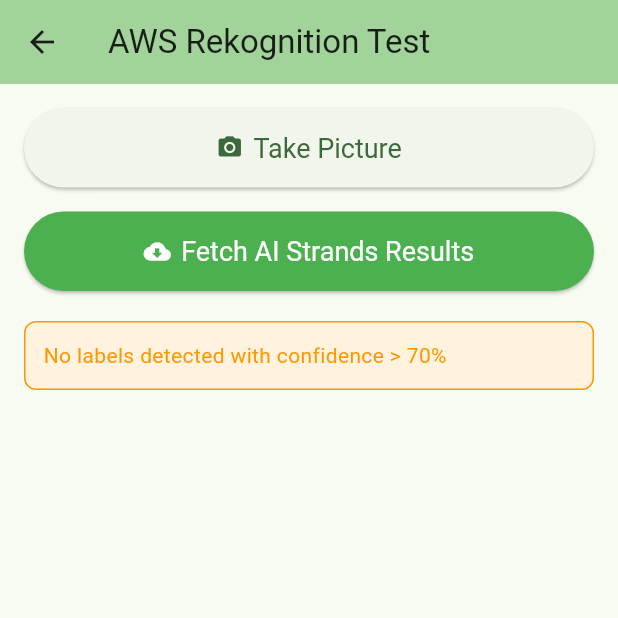
After one commit to AamirAbatiyow/agri-vision, a Flutter app: the RekognitionTestPage screen opened directly, after a tap on "Take Picture", on a phone screen of 412 x 824 dp, the top half of it. The commit adds this screen. Run offline on Flutter 3.47's test engine with Material 3 defaults, Android fonts, the phone set to English and light mode, and no system bars; our stand-ins replace font_awesome_flutter, geolocator, image_picker.

Commit message:
Integrated some backend into UI

```diff
--- /dev/null
+++ b/agri_vision/lib/experiments/rekognition_test_standalone.dart
@@ -0,0 +1,386 @@
+import 'dart:io';
+import 'package:flutter/material.dart';
+import 'package:image_picker/image_picker.dart';
+import 'package:http/http.dart' as http;
+import 'dart:convert';
+
+void main() {
+  runApp(const MyApp());
+}
+
+class MyApp extends StatelessWidget {
+  const MyApp({super.key});
+
+  @override
+  Widget build(BuildContext context) {
+    return MaterialApp(
+      title: 'AWS Rekognition Test',
+      theme: ThemeData(
+        colorScheme: ColorScheme.fromSeed(seedColor: Colors.blue),
+        useMaterial3: true,
+      ),
+      home: const RekognitionTestPage(),
+    );
+  }
+}
+
+class RekognitionTestPage extends StatefulWidget {
+  const RekognitionTestPage({super.key});
+
+  @override
+  State<RekognitionTestPage> createState() => _RekognitionTestPageState();
+}
+
+class _RekognitionTestPageState extends State<RekognitionTestPage> {
+  File? _imageFile;
+  List<dynamic>? _labels;
+  dynamic _customLabels; // keep dynamic to handle Map or List
+  bool _isLoading = false;
+  String? _errorMessage;
+  final ImagePicker _picker = ImagePicker();
+
+  static const String backendUrl = 'http://10.102.96.77:8000';
+
+  // --- Helper to safely get _customLabels as a Map ---
+  Map<String, dynamic> get customLabelsSafe {
+    if (_customLabels == null) return {};
+    if (_customLabels is Map<String, dynamic>) return _customLabels;
+    if (_customLabels is List && (_customLabels as List).isNotEmpty) {
+      final first = (_customLabels as List).first;
+      if (first is Map<String, dynamic>) return first;
+    }
+    return {};
+  }
+
+  Future<void> _takePicture() async {
+    try {
+      setState(() {
+        _errorMessage = null;
+        _labels = null;
+        _customLabels = null;
+      });
+
+      final XFile? photo = await _picker.pickImage(
+        source: ImageSource.camera,
+        maxWidth: 1920,
+        maxHeight: 1080,
+        imageQuality: 85,
+      );
+
+      if (photo == null) return;
+
+      setState(() {
+        _imageFile = File(photo.path);
+        _isLoading = true;
+      });
+
+      await _uploadImage(File(photo.path));
+    } catch (e) {
+      setState(() {
+        _errorMessage = 'Error taking picture: $e';
+        _isLoading = false;
+      });
+    }
+  }
+
+  Future<void> _uploadImage(File imageFile) async {
+    try {
+      var request = http.MultipartRequest(
+        'POST',
+        Uri.parse('$backendUrl/analyze'),
+      );
+      request.files.add(
+        await http.MultipartFile.fromPath('image', imageFile.path),
+      );
+      var streamedResponse = await request.send();
+      var response = await http.Response.fromStream(streamedResponse);
+
+      if (response.statusCode != 200) {
+        setState(() {
+          _isLoading = false;
+          _errorMessage = 'Error analyzing image: ${response.body}';
+        });
+        return;
+      }
+
+      // Fetch results JSON
+      var resultsResponse = await http.get(Uri.parse('$backendUrl/results'));
+
+      setState(() => _isLoading = false);
+
+      if (resultsResponse.statusCode == 200) {
+        final jsonResponse = json.decode(resultsResponse.body);
+        setState(() {
+          _labels = jsonResponse['labels'] ?? [];
+          _errorMessage = null;
+        });
+      } else {
+        setState(() {
+          _errorMessage =
+              'Error fetching results: ${resultsResponse.statusCode}\n${resultsResponse.body}';
+        });
+      }
+    } catch (e) {
+      setState(() {
+        _isLoading = false;
+        _errorMessage =
+            'Error uploading image: $e\nMake sure the Flask server is running on $backendUrl';
+      });
+    }
+  }
+
+  Future<void> _fetchAIStrandsResults() async {
+    setState(() {
+      _isLoading = true;
+      _errorMessage = null;
+      _customLabels = null;
+    });
+
+    try {
+      final response = await http.get(Uri.parse('$backendUrl/ai_results'));
+      setState(() => _isLoading = false);
+
+      if (response.statusCode == 200) {
+        final jsonResponse = json.decode(response.body);
+        // Normalize to Map safely
+        setState(() {
+          _customLabels = jsonResponse['results'] ?? jsonResponse;
+        });
+      } else {
+        setState(() {
+          _errorMessage =
+              'Error fetching AI Strands JSON: ${response.statusCode}\n${response.body}';
+        });
+      }
+    } catch (e) {
+      setState(() {
+        _isLoading = false;
+        _errorMessage = 'Error: $e';
+      });
+    }
+  }
+
+  @override
+  Widget build(BuildContext context) {
+    final safeCustomLabels = customLabelsSafe;
+    final treatmentList = <String>[];
+    final rawTreatments = safeCustomLabels['treatment'];
+    if (rawTreatments is List)
+      treatmentList.addAll(rawTreatments.map((e) => e.toString()));
+    else if (rawTreatments is String)
+      treatmentList.add(rawTreatments);
+
+    return Scaffold(
+      appBar: AppBar(
+        backgroundColor: Theme.of(context).colorScheme.inversePrimary,
+        title: const Text('AWS Rekognition Test'),
+      ),
+      body: SingleChildScrollView(
+        padding: const EdgeInsets.all(16),
+        child: Column(
+          crossAxisAlignment: CrossAxisAlignment.stretch,
+          children: [
+            // Take Picture Button
+            ElevatedButton.icon(
+              onPressed: _isLoading ? null : _takePicture,
+              icon: const Icon(Icons.camera_alt),
+              label: const Text('Take Picture'),
+              style: ElevatedButton.styleFrom(
+                padding: const EdgeInsets.all(16),
+                textStyle: const TextStyle(fontSize: 18),
+              ),
+            ),
+            const SizedBox(height: 16),
+
+            // Fetch AI Strands Button
+            ElevatedButton.icon(
+              onPressed: _isLoading ? null : _fetchAIStrandsResults,
+              icon: const Icon(Icons.cloud_download),
+              label: const Text('Fetch AI Strands Results'),
+              style: ElevatedButton.styleFrom(
+                backgroundColor: Colors.green,
+                foregroundColor: Colors.white,
+                padding: const EdgeInsets.all(16),
+                textStyle: const TextStyle(fontSize: 18),
+              ),
+            ),
+            const SizedBox(height: 20),
+
+            // Captured Image
+            if (_imageFile != null) ...[
+              const Text(
+                'Captured Image:',
+                style: TextStyle(fontSize: 18, fontWeight: FontWeight.bold),
+              ),
+              const SizedBox(height: 10),
+              ClipRRect(
+                borderRadius: BorderRadius.circular(8),
+                child: Image.file(_imageFile!, fit: BoxFit.contain),
+              ),
+              const SizedBox(height: 20),
+            ],
+
+            // Loading
+            if (_isLoading)
+              const Center(
+                child: Column(
+                  children: [
+                    CircularProgressIndicator(),
+                    SizedBox(height: 10),
+                    Text('Analyzing image...'),
+                  ],
+                ),
+              ),
+
+            // Error
+            if (_errorMessage != null)
+              Container(
+                padding: const EdgeInsets.all(12),
+                decoration: BoxDecoration(
+                  color: Colors.red.shade50,
+                  border: Border.all(color: Colors.red),
+                  borderRadius: BorderRadius.circular(8),
+                ),
+                child: Text(
+                  _errorMessage!,
+                  style: const TextStyle(color: Colors.red),
+                ),
+              ),
+
+            // AI Strands Results
+            if (safeCustomLabels.isNotEmpty) ...[
+              const Text(
+                'AI Strands Results:',
+                style: TextStyle(fontSize: 18, fontWeight: FontWeight.bold),
+              ),
+              const SizedBox(height: 10),
+              Container(
+                padding: const EdgeInsets.all(12),
+                decoration: BoxDecoration(
+                  color: Colors.purple.shade50,
+                  borderRadius: BorderRadius.circular(8),
+                  border: Border.all(color: Colors.purple.shade200),
+                ),
+                child: Column(
+                  crossAxisAlignment: CrossAxisAlignment.start,
+                  children: [
+                    Text(
+                      'Disease: ${safeCustomLabels['disease'] ?? "N/A"}',
+                      style: const TextStyle(
+                        fontWeight: FontWeight.bold,
+                        fontSize: 16,
+                      ),
+                    ),
+                    const SizedBox(height: 6),
+                    Text(
+                      'Cause: ${safeCustomLabels['cause'] ?? "N/A"}',
+                      style: const TextStyle(fontSize: 14),
+                    ),
+                    const SizedBox(height: 6),
+                    Text(
+                      'Symptoms: ${safeCustomLabels['symptoms'] ?? "N/A"}',
+                      style: const TextStyle(fontSize: 14),
+                    ),
+                    const SizedBox(height: 10),
+                    const Text(
+                      'Top Treatments:',
+                      style: TextStyle(
+                        fontWeight: FontWeight.bold,
+                        fontSize: 16,
+                      ),
+                    ),
+                    const SizedBox(height: 6),
+                    if (treatmentList.isNotEmpty)
+                      for (var t in treatmentList)
+                        Text('• $t', style: const TextStyle(fontSize: 14))
+                    else
+                      const Text(
+                        'No treatments available',
+                        style: TextStyle(fontSize: 14),
+                      ),
+                  ],
+                ),
+              ),
+              const SizedBox(height: 20),
+            ],
+
+            // Standard Labels
+            if (_labels != null && _labels!.isNotEmpty) ...[
+              const Text(
+                'Standard Labels:',
+                style: TextStyle(fontSize: 18, fontWeight: FontWeight.bold),
+              ),
+              const SizedBox(height: 10),
+              Container(
+                decoration: BoxDecoration(
+                  color: Colors.blue.shade50,
+                  borderRadius: BorderRadius.circular(8),
+                  border: Border.all(color: Colors.blue.shade200),
+                ),
+                child: ListView.separated(
+                  shrinkWrap: true,
+                  physics: const NeverScrollableScrollPhysics(),
+                  itemCount: _labels!.length,
+                  separatorBuilder: (context, index) => const Divider(),
+                  itemBuilder: (context, index) {
+                    final label = _labels![index];
+                    if (label is Map) {
+                      return ListTile(
+                        leading: CircleAvatar(
+                          backgroundColor: Colors.blue,
+                          child: Text(
+                            '${index + 1}',
+                            style: const TextStyle(color: Colors.white),
+                          ),
+                        ),
+                        title: Text(
+                          label['name'] ?? 'N/A',
+                          style: const TextStyle(
+                            fontWeight: FontWeight.bold,
+                            fontSize: 16,
+                          ),
+                        ),
+                        trailing: Container(
+                          padding: const EdgeInsets.symmetric(
+                            horizontal: 12,
+                            vertical: 6,
+                          ),
+                          decoration: BoxDecoration(
+                            color: Colors.green,
+                            borderRadius: BorderRadius.circular(12),
+                          ),
+                          child: Text(
+                            '${label['confidence'] ?? 0}%',
+                            style: const TextStyle(
+                              color: Colors.white,
+                              fontWeight: FontWeight.bold,
+                            ),
+                          ),
+                        ),
+                      );
+                    }
+                    return const SizedBox.shrink();
+                  },
+                ),
+              ),
+            ],
+
+            if (_labels == null || _labels!.isEmpty)
+              Container(
+                padding: const EdgeInsets.all(12),
+                decoration: BoxDecoration(
+                  color: Colors.orange.shade50,
+                  border: Border.all(color: Colors.orange),
+                  borderRadius: BorderRadius.circular(8),
+                ),
+                child: const Text(
+                  'No labels detected with confidence > 70%',
+                  style: TextStyle(color: Colors.orange),
+                ),
+              ),
+          ],
+        ),
+      ),
+    );
+  }
+}
```
Also changed, not shown: agri_vision/lib/pages/camera/camera_page.dart (+12 -0 lines).
